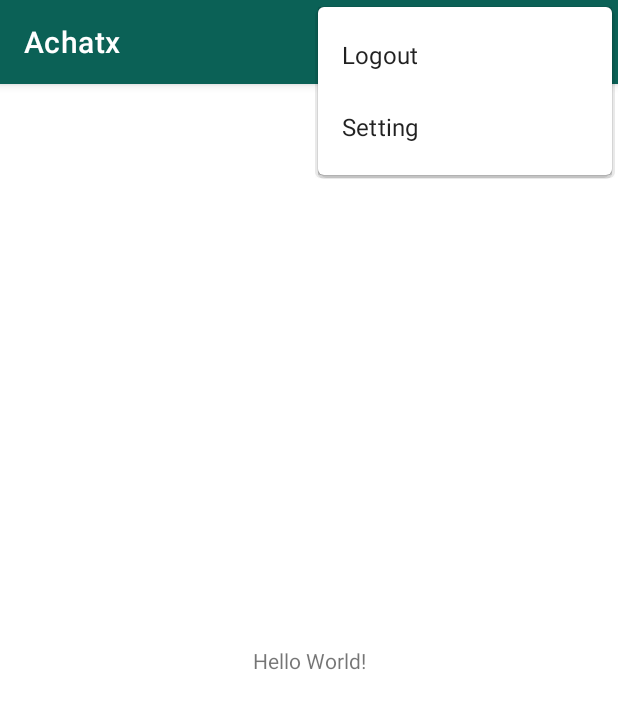
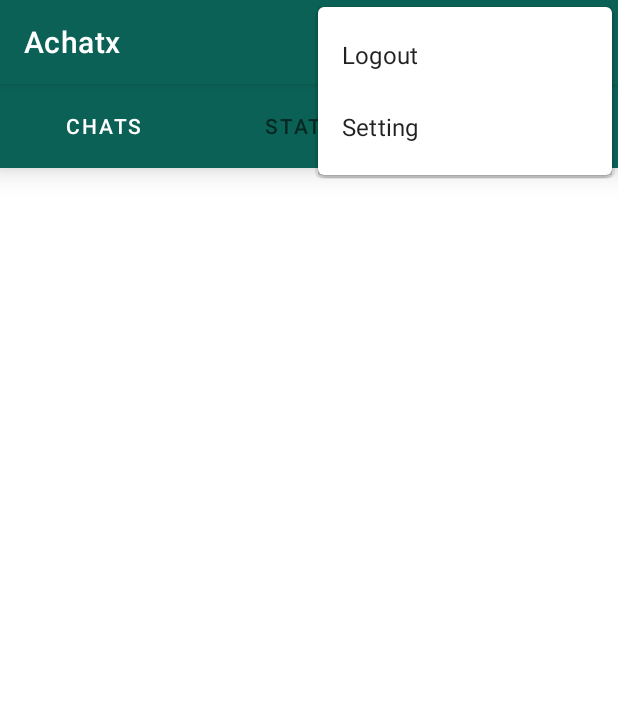
Before and after one commit to abbasideveloper1721/Achatx, an Android app: the screen it shows after launch once a user with an empty profile is signed in (MainActivity), with the options menu open, on a phone screen of 412 x 824 dp. Shown: the top 709 px of the screen. Run offline under Robolectric (Android 15) with nearby library versions, the phone set to English and light mode, and no system bars; our stand-ins replace Firebase (no records; nobody signed in at launch, a user with empty details on screens opened directly).

Commit message:
ViewPager in Main Activity

```diff
--- /dev/null
+++ b/app/src/main/java/com/example/achatx/Adapters/FragmentAdapter.java
@@ -0,0 +1,55 @@
+package com.example.achatx.Adapters;
+
+import androidx.annotation.NonNull;
+import androidx.annotation.Nullable;
+import androidx.fragment.app.Fragment;
+import androidx.fragment.app.FragmentManager;
+import androidx.fragment.app.FragmentPagerAdapter;
+
+import com.example.achatx.Fragments.CallFragment;
+import com.example.achatx.Fragments.ChatsFragment;
+import com.example.achatx.Fragments.statusFragments;
+
+public class FragmentAdapter extends FragmentPagerAdapter {
+    public FragmentAdapter(@NonNull FragmentManager fm) {
+        super(fm);
+    }
+
+    public FragmentAdapter(@NonNull FragmentManager fm, int behavior) {
+        super(fm, behavior);
+    }
+
+    @NonNull
+    @Override
+    public Fragment getItem(int position) {
+        switch (position){
+            case 0: return new ChatsFragment();
+            case 1: return new statusFragments();
+            case 2: return new CallFragment();
+            default: return new ChatsFragment();
+
+        }
+
+    }
+
+    @Override
+    public int getCount() {
+        return 3;
+    }
+
+    @Nullable
+    @Override
+    public CharSequence getPageTitle(int position) {
+        String title=null;
+        if(position==0){
+            title="CHATS";
+        }
+        if(position==1){
+            title="STATUS";
+        }
+        if(position==2){
+            title="CALLS";
+        }
+        return title;
+    }
+}
--- /dev/null
+++ b/app/src/main/java/com/example/achatx/Fragments/ChatsFragment.java
@@ -0,0 +1,66 @@
+package com.example.achatx.Fragments;
+
+import android.os.Bundle;
+
+import androidx.fragment.app.Fragment;
+
+import android.view.LayoutInflater;
+import android.view.View;
+import android.view.ViewGroup;
+
+import com.example.achatx.R;
+
+/**
+ * A simple {@link Fragment} subclass.
+ * Use the {@link ChatsFragment#newInstance} factory method to
+ * create an instance of this fragment.
+ */
+public class ChatsFragment extends Fragment {
+
+    // TODO: Rename parameter arguments, choose names that match
+    // the fragment initialization parameters, e.g. ARG_ITEM_NUMBER
+    private static final String ARG_PARAM1 = "param1";
+    private static final String ARG_PARAM2 = "param2";
+
+    // TODO: Rename and change types of parameters
+    private String mParam1;
+    private String mParam2;
+
+    public ChatsFragment() {
+        // Required empty public constructor
+    }
+
+    /**
+     * Use this factory method to create a new instance of
+     * this fragment using the provided parameters.
+     *
+     * @param param1 Parameter 1.
+     * @param param2 Parameter 2.
+     * @return A new instance of fragment ChatsFragment.
+     */
+    // TODO: Rename and change types and number of parameters
+    public static ChatsFragment newInstance(String param1, String param2) {
+        ChatsFragment fragment = new ChatsFragment();
+        Bundle args = new Bundle();
+        args.putString(ARG_PARAM1, param1);
+        args.putString(ARG_PARAM2, param2);
+        fragment.setArguments(args);
+        return fragment;
+    }
+
+    @Override
+    public void onCreate(Bundle savedInstanceState) {
+        super.onCreate(savedInstanceState);
+        if (getArguments() != null) {
+            mParam1 = getArguments().getString(ARG_PARAM1);
+            mParam2 = getArguments().getString(ARG_PARAM2);
+        }
+    }
+
+    @Override
+    public View onCreateView(LayoutInflater inflater, ViewGroup container,
+                             Bundle savedInstanceState) {
+        // Inflate the layout for this fragment
+        return inflater.inflate(R.layout.fragment_chat, container, false);
+    }
+}
--- /dev/null
+++ b/app/src/main/java/com/example/achatx/Fragments/statusFragments.java
@@ -0,0 +1,66 @@
+package com.example.achatx.Fragments;
+
+import android.os.Bundle;
+
+import androidx.fragment.app.Fragment;
+
+import android.view.LayoutInflater;
+import android.view.View;
+import android.view.ViewGroup;
+
+import com.example.achatx.R;
+
+/**
+ * A simple {@link Fragment} subclass.
+ * Use the {@link statusFragments#newInstance} factory method to
+ * create an instance of this fragment.
+ */
+public class statusFragments extends Fragment {
+
+    // TODO: Rename parameter arguments, choose names that match
+    // the fragment initialization parameters, e.g. ARG_ITEM_NUMBER
+    private static final String ARG_PARAM1 = "param1";
+    private static final String ARG_PARAM2 = "param2";
+
+    // TODO: Rename and change types of parameters
+    private String mParam1;
+    private String mParam2;
+
+    public statusFragments() {
+        // Required empty public constructor
+    }
+
+    /**
+     * Use this factory method to create a new instance of
+     * this fragment using the provided parameters.
+     *
+     * @param param1 Parameter 1.
+     * @param param2 Parameter 2.
+     * @return A new instance of fragment statusFragments.
+     */
+    // TODO: Rename and change types and number of parameters
+    public static statusFragments newInstance(String param1, String param2) {
+        statusFragments fragment = new statusFragments();
+        Bundle args = new Bundle();
+        args.putString(ARG_PARAM1, param1);
+        args.putString(ARG_PARAM2, param2);
+        fragment.setArguments(args);
+        return fragment;
+    }
+
+    @Override
+    public void onCreate(Bundle savedInstanceState) {
+        super.onCreate(savedInstanceState);
+        if (getArguments() != null) {
+            mParam1 = getArguments().getString(ARG_PARAM1);
+            mParam2 = getArguments().getString(ARG_PARAM2);
+        }
+    }
+
+    @Override
+    public View onCreateView(LayoutInflater inflater, ViewGroup container,
+                             Bundle savedInstanceState) {
+        // Inflate the layout for this fragment
+        return inflater.inflate(R.layout.fragment_call_fragments, container, false);
+    }
+}
--- a/app/src/main/java/com/example/achatx/MainActivity.java
+++ b/app/src/main/java/com/example/achatx/MainActivity.java
@@ -9,6 +9,7 @@ import android.view.Menu;
 import android.view.MenuInflater;
 import android.view.MenuItem;
 
+import com.example.achatx.Adapters.FragmentAdapter;
 import com.example.achatx.databinding.ActivityMainBinding;
 import com.google.firebase.auth.FirebaseAuth;
 
@@ -23,6 +24,10 @@ public class MainActivity extends AppCompatActivity {
         binding = ActivityMainBinding.inflate(getLayoutInflater());
         setContentView(binding.getRoot());
         auth = FirebaseAuth.getInstance();
+
+
+        binding.viewpager.setAdapter(new FragmentAdapter(getSupportFragmentManager()));
+        binding.tablayout.setupWithViewPager(binding.viewpager);
 
     }
 
--- a/app/src/main/res/layout/activity_main.xml
+++ b/app/src/main/res/layout/activity_main.xml
@@ -1,18 +1,30 @@
 <?xml version="1.0" encoding="utf-8"?>
-<androidx.constraintlayout.widget.ConstraintLayout xmlns:android="http://schemas.android.com/apk/res/android"
+<LinearLayout xmlns:android="http://schemas.android.com/apk/res/android"
     xmlns:app="http://schemas.android.com/apk/res-auto"
     xmlns:tools="http://schemas.android.com/tools"
     android:layout_width="match_parent"
     android:layout_height="match_parent"
-    tools:context=".MainActivity">
+    tools:context=".MainActivity"
 
-    <TextView
-        android:layout_width="wrap_content"
-        android:layout_height="wrap_content"
-        android:text="Hello World!"
-        app:layout_constraintBottom_toBottomOf="parent"
-        app:layout_constraintEnd_toEndOf="parent"
-        app:layout_constraintStart_toStartOf="parent"
-        app:layout_constraintTop_toTopOf="parent" />
+    android:orientation="horizontal">
 
-</androidx.constraintlayout.widget.ConstraintLayout>
+    <com.google.android.material.tabs.TabLayout
+        android:id="@+id/tablayout"
+        android:layout_width="match_parent"
+        android:layout_height="56dp"
+        android:background="@color/colorPrimary"
+        android:elevation="12dp"
+        app:tabIndicator="@color/white"
+        app:tabSelectedTextColor="@color/white"
+        app:tabMaxWidth="0dp"
+        app:tabGravity="fill"
+        app:tabMode="fixed">
+
+
+    </com.google.android.material.tabs.TabLayout>
+
+    <androidx.viewpager.widget.ViewPager
+        android:id="@+id/viewpager"
+        android:layout_width="match_parent"
+        android:layout_height="match_parent" />
+</LinearLayout>
--- a/app/src/main/res/values/strings.xml
+++ b/app/src/main/res/values/strings.xml
@@ -1,3 +1,5 @@
 <resources>
     <string name="app_name">Achatx</string>
+    <!-- TODO: Remove or change this placeholder text -->
+    <string name="hello_blank_fragment">Hello blank fragment</string>
 </resources>
```
Also changed, not shown: app/src/main/java/com/example/achatx/Fragments/CallFragment.java (added, +66 -0 lines), app/src/main/java/com/example/achatx/SignInAct.java (+11 -0 lines), app/src/main/res/layout/fragment_call.xml (added, +14 -0 lines), app/src/main/res/layout/fragment_call_fragments.xml (added, +14 -0 lines), app/src/main/res/layout/fragment_chat.xml (added, +14 -0 lines).
